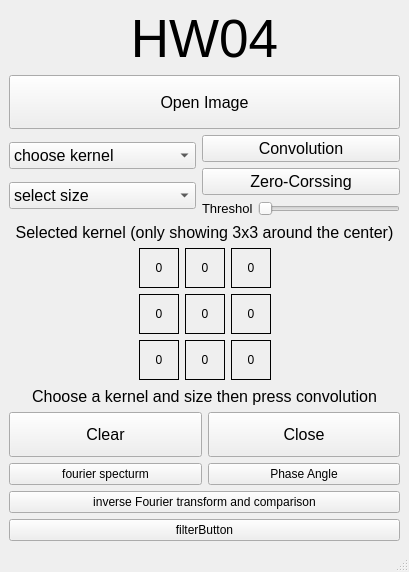
This is HW4/B06611008_HW4/code/diphw.ui in tohow06/2021FallDIP as Qt 5 draws it before an edit. The edited form follows.
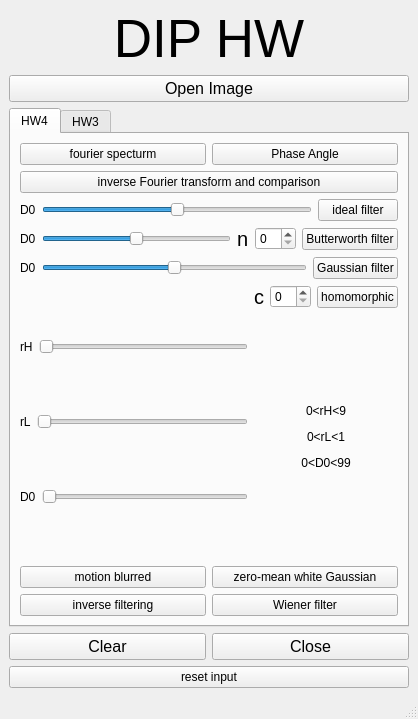
This is the edited form.

Commit message: TODO: inverse filtering ...

What changed in the file:
```diff
--- a/HW4/B06611008_HW4/code/diphw.ui
+++ b/HW4/B06611008_HW4/code/diphw.ui
@@ -6,15 +6,15 @@
    <rect>
     <x>0</x>
     <y>0</y>
-    <width>409</width>
-    <height>572</height>
+    <width>411</width>
+    <height>719</height>
    </rect>
   </property>
   <property name="windowTitle">
    <string>diphw</string>
   </property>
   <widget class="QWidget" name="centralwidget">
-   <layout class="QVBoxLayout" name="verticalLayout">
+   <layout class="QVBoxLayout" name="verticalLayout_6">
     <item>
      <widget class="QLabel" name="label_2">
       <property name="font">
@@ -25,7 +25,7 @@
        </font>
       </property>
       <property name="text">
-       <string>HW04</string>
+       <string>DIP HW</string>
       </property>
       <property name="alignment">
        <set>Qt::AlignCenter</set>
@@ -63,6 +63,333 @@
      </widget>
     </item>
     <item>
+     <widget class="QTabWidget" name="tabWidget">
+      <property name="currentIndex">
+       <number>0</number>
+      </property>
+      <widget class="QWidget" name="tab_2">
+       <attribute name="title">
+        <string>HW4</string>
+       </attribute>
+       <layout class="QVBoxLayout" name="verticalLayout_5">
+        <item>
+         <layout class="QHBoxLayout" name="horizontalLayout_4">
+          <item>
+           <widget class="QPushButton" name="showFSButton">
+            <property name="text">
+             <string>fourier specturm</string>
+            </property>
+           </widget>
+          </item>
+          <item>
+           <widget class="QPushButton" name="showPASButton">
+            <property name="text">
+             <string>Phase Angle</string>
+            </property>
+           </widget>
+          </item>
+         </layout>
+        </item>
+        <item>
+         <widget class="QPushButton" name="ifftButton">
+          <property name="text">
+           <string>inverse Fourier transform and comparison</string>
+          </property>
+         </widget>
+        </item>
+        <item>
+         <layout class="QHBoxLayout" name="horizontalLayout_10">
+          <item>
+           <widget class="QLabel" name="label_7">
+            <property name="text">
+             <string>D0</string>
+            </property>
+           </widget>
+          </item>
+          <item>
+           <widget class="QSlider" name="idealD0">
+            <property name="sizePolicy">
+             <sizepolicy hsizetype="Expanding" vsizetype="Fixed">
+              <horstretch>0</horstretch>
+              <verstretch>0</verstretch>
+             </sizepolicy>
+            </property>
+            <property name="minimum">
+             <number>-99</number>
+            </property>
+            <property name="value">
+             <number>0</number>
+            </property>
+            <property name="sliderPosition">
+             <number>0</number>
+            </property>
+            <property name="tracking">
+             <bool>true</bool>
+            </property>
+            <property name="orientation">
+             <enum>Qt::Horizontal</enum>
+            </property>
+            <property name="tickPosition">
+             <enum>QSlider::NoTicks</enum>
+            </property>
+           </widget>
+          </item>
+          <item>
+           <widget class="QPushButton" name="idealButton">
+            <property name="text">
+             <string>ideal filter</string>
+            </property>
+           </widget>
+          </item>
+         </layout>
+        </item>
+        <item>
+         <layout class="QHBoxLayout" name="horizontalLayout_8">
+          <item>
+           <widget class="QLabel" name="label_5">
+            <property name="text">
+             <string>D0</string>
+            </property>
+           </widget>
+          </item>
+          <item>
+           <widget class="QSlider" name="butterD0">
+            <property name="sizePolicy">
+             <sizepolicy hsizetype="Expanding" vsizetype="Fixed">
+              <horstretch>0</horstretch>
+              <verstretch>0</verstretch>
+             </sizepolicy>
+            </property>
+            <property name="minimum">
+             <number>-99</number>
+            </property>
+            <property name="pageStep">
+             <number>10</number>
+            </property>
+            <property name="tracking">
+             <bool>true</bool>
+            </property>
+            <property name="orientation">
+             <enum>Qt::Horizontal</enum>
+            </property>
+           </widget>
+          </item>
+          <item>
+           <widget class="QLabel" name="label_8">
+            <property name="font">
+             <font>
+              <pointsize>15</pointsize>
+             </font>
+            </property>
+            <property name="text">
+             <string>n</string>
+            </property>
+           </widget>
+          </item>
+          <item>
+           <widget class="QSpinBox" name="butternBox"/>
+          </item>
+          <item>
+           <widget class="QPushButton" name="butterButton">
+            <property name="text">
+             <string>Butterworth filter</string>
+            </property>
+           </widget>
+          </item>
+         </layout>
+        </item>
+        <item>
+         <layout class="QHBoxLayout" name="horizontalLayout_7">
+          <item>
+           <widget class="QLabel" name="label_4">
+            <property name="text">
+             <string>D0</string>
+            </property>
+           </widget>
+          </item>
+          <item>
+           <widget class="QSlider" name="GaussD0">
+            <property name="minimum">
+             <number>-99</number>
+            </property>
+            <property name="maximum">
+             <number>99</number>
+            </property>
+            <property name="tracking">
+             <bool>true</bool>
+            </property>
+            <property name="orientation">
+             <enum>Qt::Horizontal</enum>
+            </property>
+           </widget>
+          </item>
+          <item>
+           <widget class="QPushButton" name="GaussButton">
+            <property name="text">
+             <string>Gaussian filter</string>
+            </property>
+           </widget>
+          </item>
+         </layout>
+        </item>
+        <item>
+         <layout class="QHBoxLayout" name="horizontalLayout_13">
+          <item>
+           <layout class="QVBoxLayout" name="verticalLayout">
+            <item>
+             <layout class="QHBoxLayout" name="horizontalLayout_12">
+              <item>
+               <widget class="QLabel" name="label_13">
+                <property name="text">
+                 <string>rH</string>
+                </property>
+               </widget>
+              </item>
+              <item>
+               <widget class="QSlider" name="homorH">
+                <property name="minimum">
+                 <number>0</number>
+                </property>
+                <property name="orientation">
+                 <enum>Qt::Horizontal</enum>
+                </property>
+               </widget>
+              </item>
+             </layout>
+            </item>
+            <item>
+             <layout class="QHBoxLayout" name="horizontalLayout_11">
+              <item>
+               <widget class="QLabel" name="label_12">
+                <property name="text">
+                 <string>rL</string>
+                </property>
+               </widget>
+              </item>
+              <item>
+               <widget class="QSlider" name="homorL">
+                <property name="orientation">
+                 <enum>Qt::Horizontal</enum>
+                </property>
+               </widget>
+              </item>
+             </layout>
+            </item>
+            <item>
+             <layout class="QHBoxLayout" name="horizontalLayout_6">
+              <item>
+               <widget class="QLabel" name="label_11">
+                <property name="text">
+                 <string>D0</string>
+                </property>
+               </widget>
+              </item>
+              <item>
+               <widget class="QSlider" name="homoD0">
+                <property name="orientation">
+                 <enum>Qt::Horizontal</enum>
+                </property>
+               </widget>
+              </item>
+             </layout>
+            </item>
+           </layout>
+          </item>
+          <item>
+           <layout class="QVBoxLayout" name="verticalLayout_7">
+            <item>
+             <layout class="QHBoxLayout" name="horizontalLayout_9">
+              <property name="bottomMargin">
+               <number>0</number>
+              </property>
+              <item>
+               <widget class="QLabel" name="label_6">
+                <property name="font">
+                 <font>
+                  <pointsize>15</pointsize>
+                 </font>
+                </property>
+                <property name="text">
+                 <string>c</string>
+                </property>
+               </widget>
+              </item>
+              <item>
+               <widget class="QSpinBox" name="homoC"/>
+              </item>
+              <item>
+               <widget class="QPushButton" name="homoButton">
+                <property name="text">
+                 <string>homomorphic</string>
+                </property>
+               </widget>
+              </item>
+             </layout>
+            </item>
+            <item>
+             <widget class="QLabel" name="label_9">
+              <property name="text">
+               <string>&lt;html&gt;&lt;head/&gt;&lt;body&gt;&lt;p&gt;0&amp;lt;rH&amp;lt;9&lt;/p&gt;&lt;p&gt;0&amp;lt;rL&amp;lt;1&lt;/p&gt;&lt;p&gt;0&amp;lt;D0&amp;lt;99&lt;/p&gt;&lt;/body&gt;&lt;/html&gt;</string>
+              </property>
+              <property name="textFormat">
+               <enum>Qt::RichText</enum>
+              </property>
+              <property name="alignment">
+               <set>Qt::AlignCenter</set>
+              </property>
+              <property name="wordWrap">
+               <bool>false</bool>
+              </property>
+             </widget>
+            </item>
+           </layout>
+          </item>
+         </layout>
+        </item>
+        <item>
+         <layout class="QHBoxLayout" name="horizontalLayout_14">
+          <item>
+           <widget class="QPushButton" name="motionButton">
+            <property name="text">
+             <string>motion blurred</string>
+            </property>
+           </widget>
+          </item>
+          <item>
+           <widget class="QPushButton" name="gNosieButton">
+            <property name="text">
+             <string>zero-mean white Gaussian</string>
+            </property>
+           </widget>
+          </item>
+         </layout>
+        </item>
+        <item>
+         <layout class="QHBoxLayout" name="horizontalLayout_15">
+          <item>
+           <widget class="QPushButton" name="invFilButton">
+            <property name="text">
+             <string>inverse filtering</string>
+            </property>
+           </widget>
+          </item>
+          <item>
+           <widget class="QPushButton" name="wieFilButton">
+            <property name="text">
+             <string>Wiener filter</string>
+            </property>
+           </widget>
+          </item>
+         </layout>
+        </item>
+       </layout>
+      </widget>
+      <widget class="QWidget" name="tab">
+       <attribute name="title">
+        <string>HW3</string>
+       </attribute>
+       <layout class="QVBoxLayout" name="verticalLayout_4">
+        <item>
      <layout class="QHBoxLayout" name="horizontalLayout">
       <item>
        <layout class="QVBoxLayout" name="verticalLayout_2">
@@ -669,6 +996,10 @@
       </property>
      </widget>
     </item>
+       </layout>
+      </widget>
+     </widget>
+    </item>
     <item>
      <layout class="QHBoxLayout" name="horizontalLayout_2">
       <item>
@@ -722,34 +1053,9 @@
      </layout>
     </item>
     <item>
-     <layout class="QHBoxLayout" name="horizontalLayout_4">
-      <item>
-       <widget class="QPushButton" name="showFSButton">
+     <widget class="QPushButton" name="resetButton">
         <property name="text">
-         <string>fourier specturm</string>
-        </property>
-       </widget>
-      </item>
-      <item>
-       <widget class="QPushButton" name="showPASButton">
-        <property name="text">
-         <string>Phase Angle</string>
-        </property>
-       </widget>
-      </item>
-     </layout>
-    </item>
-    <item>
-     <widget class="QPushButton" name="ifftButton">
-      <property name="text">
-       <string>inverse Fourier transform and comparison</string>
-      </property>
-     </widget>
-    </item>
-    <item>
-     <widget class="QPushButton" name="filterButton">
-      <property name="text">
-       <string>filterButton</string>
+       <string>reset input</string>
       </property>
      </widget>
     </item>
```
Left out of the diff: 2 changed lines with no effect on the pictures. Lines whose indentation alone changed are shown as unchanged. The commit also changes 13 other files.
